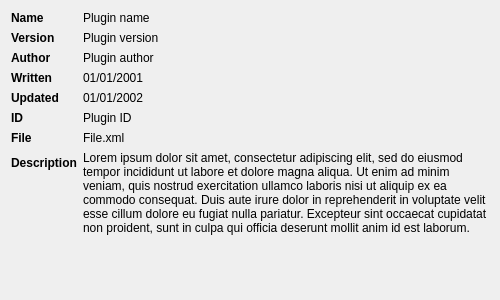
jnbooth/smushclient, file smushclient-qt/cpp/ui/worlddetails/pluginpopup.ui: the form before one commit.
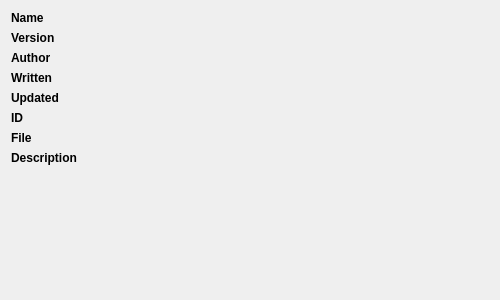
The form after the commit.

Diff of the .ui file:
```diff
--- a/smushclient-qt/cpp/ui/worlddetails/pluginpopup.ui
+++ b/smushclient-qt/cpp/ui/worlddetails/pluginpopup.ui
@@ -29,7 +29,7 @@
    <item row="0" column="1">
     <widget class="QLabel" name="name">
      <property name="text">
-      <string>Plugin name</string>
+      <string/>
      </property>
     </widget>
    </item>
@@ -48,7 +48,7 @@
    <item row="2" column="1">
     <widget class="QLabel" name="author">
      <property name="text">
-      <string>Plugin author</string>
+      <string/>
      </property>
     </widget>
    </item>
@@ -67,7 +67,7 @@
    <item row="5" column="1">
     <widget class="QLabel" name="id">
      <property name="text">
-      <string>Plugin ID</string>
+      <string/>
      </property>
     </widget>
    </item>
@@ -86,7 +86,7 @@
    <item row="6" column="1">
     <widget class="QLabel" name="file">
      <property name="text">
-      <string>File.xml</string>
+      <string/>
      </property>
     </widget>
    </item>
@@ -105,7 +105,7 @@
    <item row="7" column="1">
     <widget class="QLabel" name="description">
      <property name="text">
-      <string>Lorem ipsum dolor sit amet, consectetur adipiscing elit, sed do eiusmod tempor incididunt ut labore et dolore magna aliqua. Ut enim ad minim veniam, quis nostrud exercitation ullamco laboris nisi ut aliquip ex ea commodo consequat. Duis aute irure dolor in reprehenderit in voluptate velit esse cillum dolore eu fugiat nulla pariatur. Excepteur sint occaecat cupidatat non proident, sunt in culpa qui officia deserunt mollit anim id est laborum.</string>
+      <string/>
      </property>
      <property name="wordWrap">
       <bool>true</bool>
@@ -127,7 +127,7 @@
    <item row="1" column="1">
     <widget class="QLabel" name="version">
      <property name="text">
-      <string>Plugin version</string>
+      <string/>
      </property>
     </widget>
    </item>
@@ -146,7 +146,7 @@
    <item row="3" column="1">
     <widget class="QLabel" name="written">
      <property name="text">
-      <string>01/01/2001</string>
+      <string/>
      </property>
     </widget>
    </item>
@@ -165,7 +165,7 @@
    <item row="4" column="1">
     <widget class="QLabel" name="updated">
      <property name="text">
-      <string>01/01/2002</string>
+      <string/>
      </property>
     </widget>
    </item>
```
